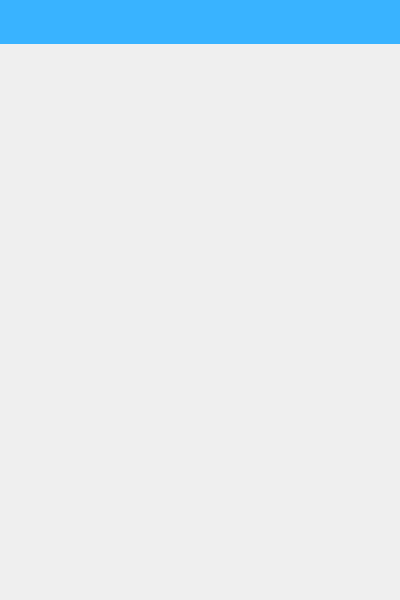
First picture: the form in pages/AssetInfo.ui, repository wps139hf/app, before the edit.
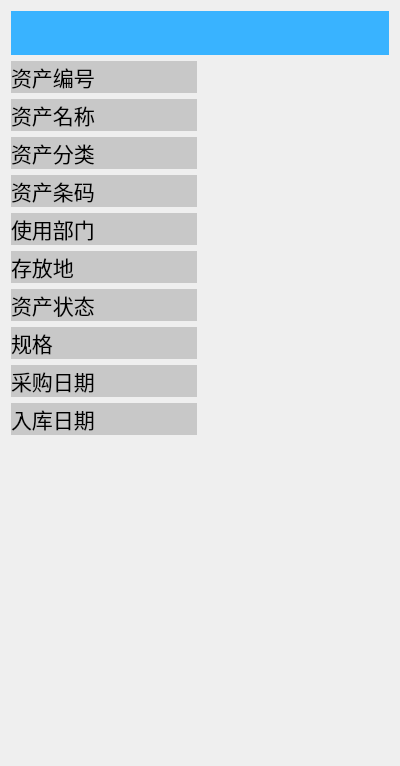
Second picture: the form after the edit. Custom widgets are drawn as their Qt base class.

Commit message: update asset data to its page;

The edit to the form file:
```diff
--- a/pages/AssetInfo.ui
+++ b/pages/AssetInfo.ui
@@ -7,25 +7,460 @@
     <x>0</x>
     <y>0</y>
     <width>400</width>
-    <height>600</height>
+    <height>766</height>
    </rect>
   </property>
+  <property name="font">
+   <font>
+    <family>宋体</family>
+    <pointsize>18</pointsize>
+   </font>
+  </property>
   <property name="windowTitle">
    <string>Form</string>
   </property>
-  <widget class="TitleBar" name="titleBar" native="true">
-   <property name="geometry">
-    <rect>
-     <x>0</x>
-     <y>0</y>
-     <width>400</width>
-     <height>44</height>
-    </rect>
-   </property>
-   <property name="styleSheet">
-    <string notr="true">background-color: rgb(57, 179, 255);</string>
-   </property>
-  </widget>
+  <layout class="QVBoxLayout" name="verticalLayout">
+   <item>
+    <widget class="TitleBar" name="titleBar" native="true">
+     <property name="minimumSize">
+      <size>
+       <width>0</width>
+       <height>44</height>
+      </size>
+     </property>
+     <property name="styleSheet">
+      <string notr="true">background-color: rgb(57, 179, 255);</string>
+     </property>
+    </widget>
+   </item>
+   <item>
+    <layout class="QGridLayout" name="gridLayout">
+     <item row="0" column="0">
+      <widget class="QLabel" name="label">
+       <property name="font">
+        <font>
+         <family>宋体</family>
+         <pointsize>16</pointsize>
+        </font>
+       </property>
+       <property name="styleSheet">
+        <string notr="true">QLabel{
+	border-color: rgb(99, 99, 99);
+	border-width：2px solid;
+	background-color: rgb(200,200,200);
+}</string>
+       </property>
+       <property name="text">
+        <string>资产编号</string>
+       </property>
+      </widget>
+     </item>
+     <item row="0" column="1">
+      <widget class="QLabel" name="serialNum">
+       <property name="font">
+        <font>
+         <family>宋体</family>
+         <pointsize>16</pointsize>
+        </font>
+       </property>
+       <property name="styleSheet">
+        <string notr="true">QLabel{
+	border-color: rgb(99, 99, 99);
+	border-width：2px solid;
+	
+	background-color: rgb(239, 239, 239);
+}</string>
+       </property>
+       <property name="text">
+        <string/>
+       </property>
+      </widget>
+     </item>
+     <item row="1" column="0">
+      <widget class="QLabel" name="label_2">
+       <property name="font">
+        <font>
+         <family>宋体</family>
+         <pointsize>16</pointsize>
+        </font>
+       </property>
+       <property name="styleSheet">
+        <string notr="true">QLabel{
+	border-color: rgb(99, 99, 99);
+	border-width：2px solid;
+	background-color: rgb(200,200,200);
+}</string>
+       </property>
+       <property name="text">
+        <string>资产名称</string>
+       </property>
+      </widget>
+     </item>
+     <item row="1" column="1">
+      <widget class="QLabel" name="name">
+       <property name="font">
+        <font>
+         <family>宋体</family>
+         <pointsize>16</pointsize>
+        </font>
+       </property>
+       <property name="styleSheet">
+        <string notr="true">QLabel{
+	border-color: rgb(99, 99, 99);
+	border-width：2px solid;
+	
+	background-color: rgb(239, 239, 239);
+}</string>
+       </property>
+       <property name="text">
+        <string/>
+       </property>
+      </widget>
+     </item>
+     <item row="2" column="0">
+      <widget class="QLabel" name="label_3">
+       <property name="font">
+        <font>
+         <family>宋体</family>
+         <pointsize>16</pointsize>
+        </font>
+       </property>
+       <property name="styleSheet">
+        <string notr="true">QLabel{
+	border-color: rgb(99, 99, 99);
+	border-width：2px solid;
+	background-color: rgb(200,200,200);
+}</string>
+       </property>
+       <property name="text">
+        <string>资产分类</string>
+       </property>
+      </widget>
+     </item>
+     <item row="2" column="1">
+      <widget class="QLabel" name="classification">
+       <property name="font">
+        <font>
+         <family>宋体</family>
+         <pointsize>16</pointsize>
+        </font>
+       </property>
+       <property name="styleSheet">
+        <string notr="true">QLabel{
+	border-color: rgb(99, 99, 99);
+	border-width：2px solid;
+	
+	background-color: rgb(239, 239, 239);
+}</string>
+       </property>
+       <property name="text">
+        <string/>
+       </property>
+      </widget>
+     </item>
+     <item row="3" column="0">
+      <widget class="QLabel" name="label_4">
+       <property name="font">
+        <font>
+         <family>宋体</family>
+         <pointsize>16</pointsize>
+        </font>
+       </property>
+       <property name="styleSheet">
+        <string notr="true">QLabel{
+	border-color: rgb(99, 99, 99);
+	border-width：2px solid;
+	background-color: rgb(200,200,200);
+}</string>
+       </property>
+       <property name="text">
+        <string>资产条码</string>
+       </property>
+      </widget>
+     </item>
+     <item row="3" column="1">
+      <widget class="QLabel" name="qrCode">
+       <property name="font">
+        <font>
+         <family>宋体</family>
+         <pointsize>16</pointsize>
+        </font>
+       </property>
+       <property name="styleSheet">
+        <string notr="true">QLabel{
+	border-color: rgb(99, 99, 99);
+	border-width：2px solid;
+	
+	background-color: rgb(239, 239, 239);
+}</string>
+       </property>
+       <property name="text">
+        <string/>
+       </property>
+      </widget>
+     </item>
+     <item row="4" column="0">
+      <widget class="QLabel" name="label_5">
+       <property name="font">
+        <font>
+         <family>宋体</family>
+         <pointsize>16</pointsize>
+        </font>
+       </property>
+       <property name="styleSheet">
+        <string notr="true">QLabel{
+	border-color: rgb(99, 99, 99);
+	border-width：2px solid;
+	background-color: rgb(200,200,200);
+}</string>
+       </property>
+       <property name="text">
+        <string>使用部门</string>
+       </property>
+      </widget>
+     </item>
+     <item row="4" column="1">
+      <widget class="QLabel" name="department">
+       <property name="font">
+        <font>
+         <family>宋体</family>
+         <pointsize>16</pointsize>
+        </font>
+       </property>
+       <property name="styleSheet">
+        <string notr="true">QLabel{
+	border-color: rgb(99, 99, 99);
+	border-width：2px solid;
+	
+	background-color: rgb(239, 239, 239);
+}</string>
+       </property>
+       <property name="text">
+        <string/>
+       </property>
+      </widget>
+     </item>
+     <item row="5" column="0">
+      <widget class="QLabel" name="label_6">
+       <property name="font">
+        <font>
+         <family>宋体</family>
+         <pointsize>16</pointsize>
+        </font>
+       </property>
+       <property name="styleSheet">
+        <string notr="true">QLabel{
+	border-color: rgb(99, 99, 99);
+	border-width：2px solid;
+	background-color: rgb(200,200,200);
+}</string>
+       </property>
+       <property name="text">
+        <string>存放地</string>
+       </property>
+      </widget>
+     </item>
+     <item row="5" column="1">
+      <widget class="QLabel" name="storage">
+       <property name="font">
+        <font>
+         <family>宋体</family>
+         <pointsize>16</pointsize>
+        </font>
+       </property>
+       <property name="styleSheet">
+        <string notr="true">QLabel{
+	border-color: rgb(99, 99, 99);
+	border-width：2px solid;
+	
+	background-color: rgb(239, 239, 239);
+}</string>
+       </property>
+       <property name="text">
+        <string/>
+       </property>
+      </widget>
+     </item>
+     <item row="6" column="0">
+      <widget class="QLabel" name="label_7">
+       <property name="font">
+        <font>
+         <family>宋体</family>
+         <pointsize>16</pointsize>
+        </font>
+       </property>
+       <property name="styleSheet">
+        <string notr="true">QLabel{
+	border-color: rgb(99, 99, 99);
+	border-width：2px solid;
+	background-color: rgb(200,200,200);
+}</string>
+       </property>
+       <property name="text">
+        <string>资产状态</string>
+       </property>
+      </widget>
+     </item>
+     <item row="6" column="1">
+      <widget class="QLabel" name="state">
+       <property name="font">
+        <font>
+         <family>宋体</family>
+         <pointsize>16</pointsize>
+        </font>
+       </property>
+       <property name="styleSheet">
+        <string notr="true">QLabel{
+	border-color: rgb(99, 99, 99);
+	border-width：2px solid;
+	
+	background-color: rgb(239, 239, 239);
+}</string>
+       </property>
+       <property name="text">
+        <string/>
+       </property>
+      </widget>
+     </item>
+     <item row="7" column="0">
+      <widget class="QLabel" name="label_8">
+       <property name="font">
+        <font>
+         <family>宋体</family>
+         <pointsize>16</pointsize>
+        </font>
+       </property>
+       <property name="styleSheet">
+        <string notr="true">QLabel{
+	border-color: rgb(99, 99, 99);
+	border-width：2px solid;
+	background-color: rgb(200,200,200);
+}</string>
+       </property>
+       <property name="text">
+        <string>规格</string>
+       </property>
+      </widget>
+     </item>
+     <item row="7" column="1">
+      <widget class="QLabel" name="spec">
+       <property name="font">
+        <font>
+         <family>宋体</family>
+         <pointsize>16</pointsize>
+        </font>
+       </property>
+       <property name="styleSheet">
+        <string notr="true">QLabel{
+	border-color: rgb(99, 99, 99);
+	border-width：2px solid;
+	
+	background-color: rgb(239, 239, 239);
+}</string>
+       </property>
+       <property name="text">
+        <string/>
+       </property>
+      </widget>
+     </item>
+     <item row="8" column="0">
+      <widget class="QLabel" name="label_9">
+       <property name="font">
+        <font>
+         <family>宋体</family>
+         <pointsize>16</pointsize>
+        </font>
+       </property>
+       <property name="styleSheet">
+        <string notr="true">QLabel{
+	border-color: rgb(99, 99, 99);
+	border-width：2px solid;
+	background-color: rgb(200,200,200);
+}</string>
+       </property>
+       <property name="text">
+        <string>采购日期</string>
+       </property>
+      </widget>
+     </item>
+     <item row="8" column="1">
+      <widget class="QLabel" name="dateOfPurchase">
+       <property name="font">
+        <font>
+         <family>宋体</family>
+         <pointsize>16</pointsize>
+        </font>
+       </property>
+       <property name="styleSheet">
+        <string notr="true">QLabel{
+	border-color: rgb(99, 99, 99);
+	border-width：2px solid;
+	
+	background-color: rgb(239, 239, 239);
+}</string>
+       </property>
+       <property name="text">
+        <string/>
+       </property>
+      </widget>
+     </item>
+     <item row="9" column="0">
+      <widget class="QLabel" name="label_10">
+       <property name="font">
+        <font>
+         <family>宋体</family>
+         <pointsize>16</pointsize>
+        </font>
+       </property>
+       <property name="styleSheet">
+        <string notr="true">QLabel{
+	border-color: rgb(99, 99, 99);
+	border-width：2px solid;
+	background-color: rgb(200,200,200);
+}</string>
+       </property>
+       <property name="text">
+        <string>入库日期</string>
+       </property>
+      </widget>
+     </item>
+     <item row="9" column="1">
+      <widget class="QLabel" name="dateOfStorage">
+       <property name="font">
+        <font>
+         <family>宋体</family>
+         <pointsize>16</pointsize>
+        </font>
+       </property>
+       <property name="styleSheet">
+        <string notr="true">QLabel{
+	border-color: rgb(99, 99, 99);
+	border-width：2px solid;
+	
+	background-color: rgb(239, 239, 239);
+}</string>
+       </property>
+       <property name="text">
+        <string/>
+       </property>
+      </widget>
+     </item>
+    </layout>
+   </item>
+   <item>
+    <spacer name="verticalSpacer">
+     <property name="orientation">
+      <enum>Qt::Vertical</enum>
+     </property>
+     <property name="sizeHint" stdset="0">
+      <size>
+       <width>20</width>
+       <height>396</height>
+      </size>
+     </property>
+    </spacer>
+   </item>
+  </layout>
  </widget>
  <customwidgets>
   <customwidget>
```
The commit also changes 4 other files.
